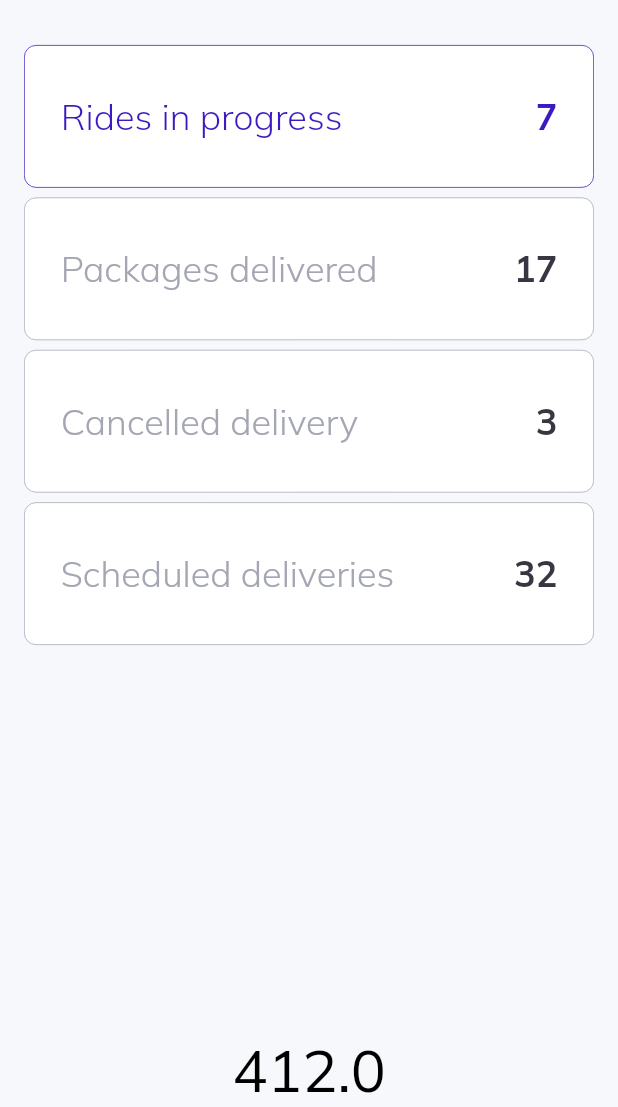
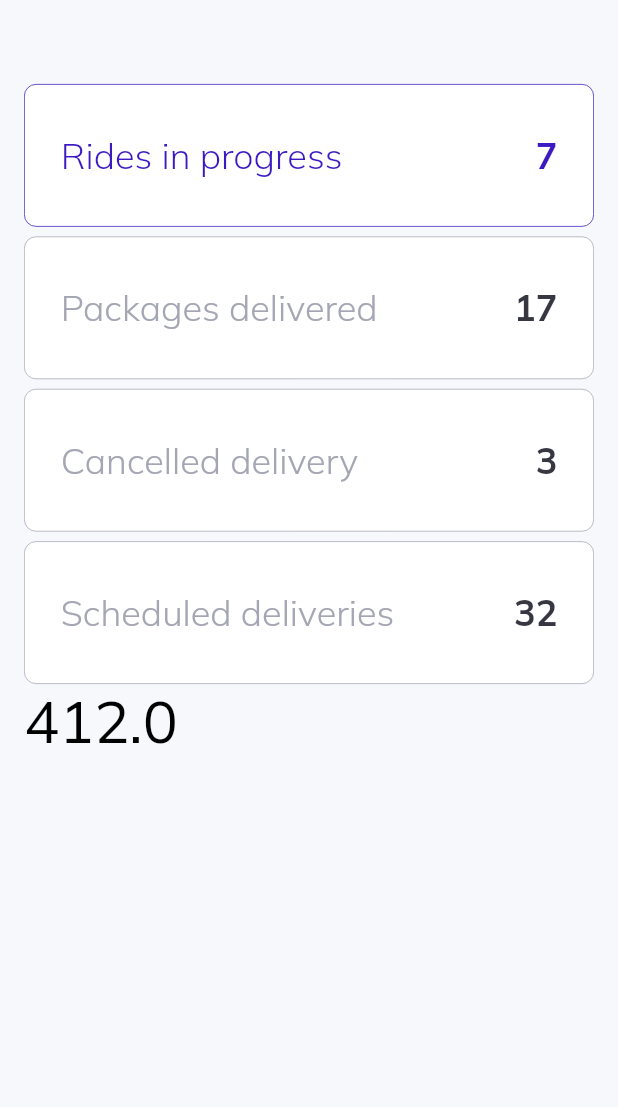
Before and after one commit to Santos-Enoque/flutter-web-dashboard-template, a Flutter app: the screen it shows after launch, on a phone screen of 412 x 824 dp, the part 129-1236 px from its top. Run offline on Flutter 3.47's test engine with Material 2 defaults, Android fonts, the phone set to English and light mode, and no system bars; our stand-ins replace flutter_svg, get, google_fonts.

Commit message:
scroll behaviour

```diff
--- a/lib/layout.dart
+++ b/lib/layout.dart
@@ -12,7 +12,6 @@
   @override
   Widget build(BuildContext context) {
     return Scaffold(
-      key: scaffoldKey,
       extendBodyBehindAppBar: true,
       appBar:  topNavigationBar(context, scaffoldKey),
       drawer: Drawer(
--- a/lib/pages/overview/overview.dart
+++ b/lib/pages/overview/overview.dart
@@ -11,8 +11,7 @@
 
   @override
   Widget build(BuildContext context) {
-    return Container(
-      child: Column(
+    return  Column(
           children: [
             Obx(
               () => Row(
@@ -28,9 +27,7 @@
                 ],
               ),
             ),
-          SizedBox(
-            height: 30,
-          ),
+           Expanded(child: ListView(children: [
             if(ResponsiveWidget.isLargeScreen(context) || ResponsiveWidget.isMediumScreen(context))
             if(ResponsiveWidget.isCustomSize(context))
             OverviewCardsMediumScreen()
@@ -39,11 +36,13 @@
             else
             OverviewCardsSmallScreen(),
 
-          Expanded(child: Container()),
+
+
+
             Text(MediaQuery.of(context).size.width.toString(),
                 style: TextStyle(fontSize: 39))
+           ],))
           ],
-      ),
         );
   }
 }
--- a/lib/routing/routes.dart
+++ b/lib/routing/routes.dart
@@ -5,5 +5,7 @@
 List sideMenuItemRoutes = [
   overviewPageRoute,
   driversPageRoute,
-  clientsPageRoute
+  clientsPageRoute,
+
+
 ];
--- a/lib/widgets/large_screen.dart
+++ b/lib/widgets/large_screen.dart
@@ -1,5 +1,7 @@
 import 'package:flutter/material.dart';
 import 'package:flutter_web_dashboard/helpers/local_navigator.dart';
+import 'package:flutter_web_dashboard/pages/overview/overview.dart';
+import 'package:flutter_web_dashboard/widgets/custom_text.dart';
 import 'package:flutter_web_dashboard/widgets/side_menu.dart';
 
 class LargeScreen extends StatelessWidget {
@@ -8,6 +10,7 @@
   @override
   Widget build(BuildContext context) {
     return Row(
+        crossAxisAlignment: CrossAxisAlignment.start,
             children: [
               Expanded(
                   child: SideMenu()),
@@ -15,7 +18,7 @@
                   flex: 5,
                   child: Container(
                     margin: EdgeInsets.symmetric(horizontal: 16),
-                child: localNavigator()),),
+                    child: localNavigator()))
             ],
           );
   }
--- a/lib/widgets/side_menu.dart
+++ b/lib/widgets/side_menu.dart
@@ -31,7 +31,7 @@
                         SizedBox(width: _width / 48),
                         Padding(
                           padding: const EdgeInsets.only(right: 12),
-                          child: SvgPicture.asset("assets/icons/logo.svg"),
+                          child: Image.asset("assets/icons/logo.png"),
                         ),
                         Flexible(
                           child: CustomText(
--- a/lib/widgets/top_nav.dart
+++ b/lib/widgets/top_nav.dart
@@ -11,7 +11,7 @@
           children: [
             Padding(
               padding: const EdgeInsets.only(left: 16),
-              child: SvgPicture.asset("assets/icons/logo.svg", width: 28,),
+              child: Image.asset("assets/icons/logo.png", width: 28,),
             ),
           ],
         ) : IconButton(icon: Icon(Icons.menu), onPressed: (){
--- a/pubspec.yaml
+++ b/pubspec.yaml
@@ -24,8 +24,7 @@
   flutter:
     sdk: flutter
   google_fonts: ^2.1.0
-  flutter_svg: ^0.22.0
-  fl_chart: ^0.36.1
+  charts_flutter: ^0.10.0
   get: ^4.1.4
 
 
```
Also changed, not shown: lib/helpers/local_navigator.dart (+5 -5 lines), assets/icons/logo.png (added), assets/icons/logo.svg (deleted), pubspec.lock. Lines whose indentation alone changed are shown as unchanged.
